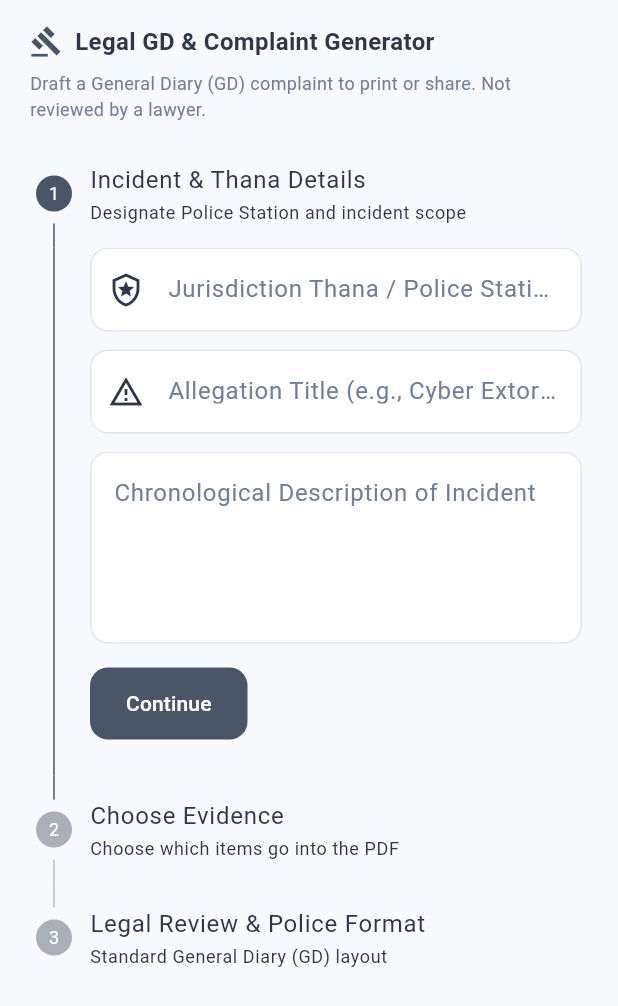
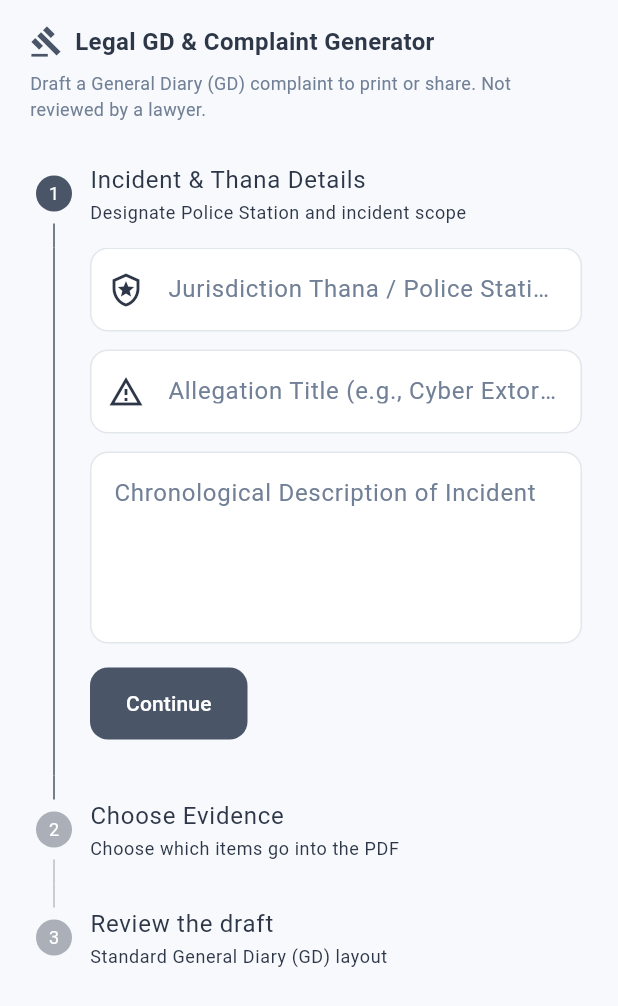
Before and after one commit to the-abraar/Protiti, a Flutter app: the ComplaintWizardScreen widget shown alone on an empty page, opened directly, on a phone screen of 412 x 824 dp. Shown: the top 1006 px of the screen. Run offline on Flutter 3.47's test engine with Material 3 defaults, Android fonts, the phone set to English and light mode, and no system bars; our stand-ins replace audioplayers, flutter_secure_storage, geolocator, image_picker, local_auth, pdf and 5 more; missing offline and left inert: encrypt, flutter_background_service, record, screen_brightness, secure_application, torch_light and 1 more; accounts and stored records are empty.

Commit message:
GD draft: neutral file name, no triage jargon, honest step title (N13, partial)
The shared PDF was named PROTITI-….pdf, which names the app wherever she
sends it. The dossier ID (also the file name) is now GD-XXXXXXXX-NNNN;
the temp sweep matches both. 'Triage Route: EGD_DIRECT' is gone, and the
wizard step 'Legal Review & Police Format' (no review happens) is now
'Review the draft'. The full gd_template.md fields are still to do.

Co-Authored-By: Claude Opus 5.5 <noreply@anthropic.com>

```diff
--- a/dkc/lib/data/services/temp_files.dart
+++ b/dkc/lib/data/services/temp_files.dart
@@ -11,8 +11,8 @@ class TempFiles {
   static Future<Directory> playbackDir() async =>
       Directory(p.join((await getTemporaryDirectory()).path, 'playback'));
 
-  /// GD PDFs: our dossier name, and the file name builds before Oct 2026 used.
-  static final _pdf = RegExp(r'^(PROTITI-[A-Z0-9-]+|GD_Complaint_\d+)\.pdf$');
+  /// GD PDFs: our dossier name, and the names older builds used.
+  static final _pdf = RegExp(r'^((GD|PROTITI)-[A-Z0-9]{8}-\d{4}|GD_Complaint_\d+)\.pdf$');
 
   static Future<void> sweep() async {
     try {
--- a/dkc/lib/ui/features/complaint/complaint_wizard_screen.dart
+++ b/dkc/lib/ui/features/complaint/complaint_wizard_screen.dart
@@ -335,7 +335,7 @@ class _ComplaintWizardScreenState extends State<ComplaintWizardScreen> {
                     : StepState.indexed,
               ),
               Step(
-                title: const Text('Legal Review & Police Format'),
+                title: const Text('Review the draft'),
                 subtitle: const Text('Standard General Diary (GD) layout'),
                 content: Container(
                   padding: const EdgeInsets.all(14),
```
Also changed, not shown: dkc/lib/domain/use_cases/generate_complaint.dart (+3 -10 lines), 3 other files.
